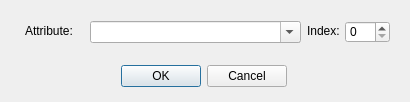
whyjld/osgEditor, file addattributedialog.ui: the form before one commit.
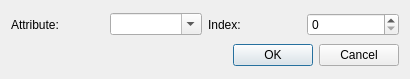
The form after the commit.

The edit to the form file:
```diff
--- a/addattributedialog.ui
+++ b/addattributedialog.ui
@@ -7,77 +7,52 @@
     <x>0</x>
     <y>0</y>
     <width>410</width>
-    <height>102</height>
+    <height>79</height>
    </rect>
   </property>
   <property name="windowTitle">
    <string>Dialog</string>
   </property>
-  <widget class="QDialogButtonBox" name="buttonBox">
-   <property name="geometry">
-    <rect>
-     <x>116</x>
-     <y>60</y>
-     <width>171</width>
-     <height>32</height>
-    </rect>
-   </property>
-   <property name="orientation">
-    <enum>Qt::Horizontal</enum>
-   </property>
-   <property name="standardButtons">
-    <set>QDialogButtonBox::Cancel|QDialogButtonBox::Ok</set>
-   </property>
-  </widget>
+  <layout class="QVBoxLayout" name="verticalLayout">
+   <item>
+    <layout class="QHBoxLayout" name="horizontalLayout">
+     <item>
+      <widget class="QLabel" name="label">
+       <property name="text">
+        <string>Attribute:</string>
+       </property>
+      </widget>
+     </item>
+     <item>
   <widget class="QComboBox" name="cbAttribute">
-   <property name="geometry">
-    <rect>
-     <x>90</x>
-     <y>21</y>
-     <width>211</width>
-     <height>22</height>
-    </rect>
-   </property>
    <property name="editable">
     <bool>true</bool>
    </property>
   </widget>
-  <widget class="QLabel" name="label">
-   <property name="geometry">
-    <rect>
-     <x>25</x>
-     <y>21</y>
-     <width>61</width>
-     <height>20</height>
-    </rect>
-   </property>
-   <property name="text">
-    <string>Attribute:</string>
-   </property>
-  </widget>
+     </item>
+     <item>
   <widget class="QLabel" name="label_2">
-   <property name="geometry">
-    <rect>
-     <x>307</x>
-     <y>21</y>
-     <width>41</width>
-     <height>20</height>
-    </rect>
-   </property>
    <property name="text">
     <string>Index:</string>
    </property>
   </widget>
-  <widget class="QSpinBox" name="sbElement">
-   <property name="geometry">
-    <rect>
-     <x>345</x>
-     <y>21</y>
-     <width>45</width>
-     <height>22</height>
-    </rect>
-   </property>
-  </widget>
+     </item>
+     <item>
+      <widget class="QSpinBox" name="sbElement"/>
+     </item>
+    </layout>
+   </item>
+   <item>
+    <widget class="QDialogButtonBox" name="buttonBox">
+     <property name="orientation">
+      <enum>Qt::Horizontal</enum>
+     </property>
+     <property name="standardButtons">
+      <set>QDialogButtonBox::Cancel|QDialogButtonBox::Ok</set>
+     </property>
+    </widget>
+   </item>
+  </layout>
  </widget>
  <resources/>
  <connections>
```
Lines whose indentation alone changed are shown as unchanged.
